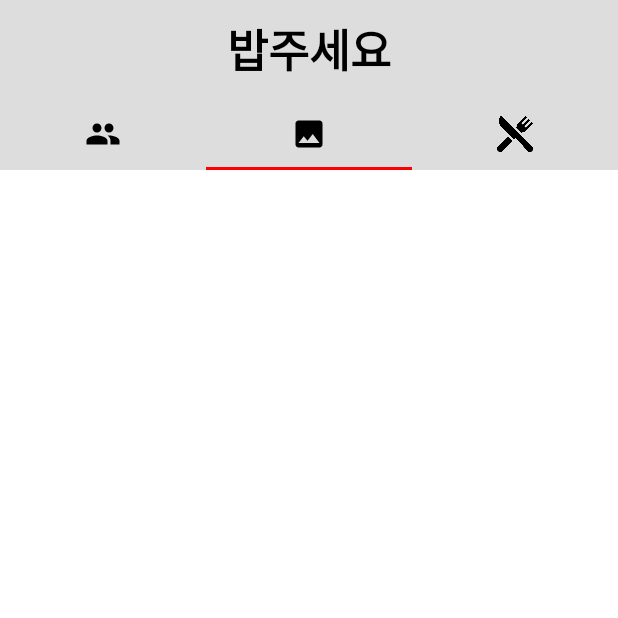
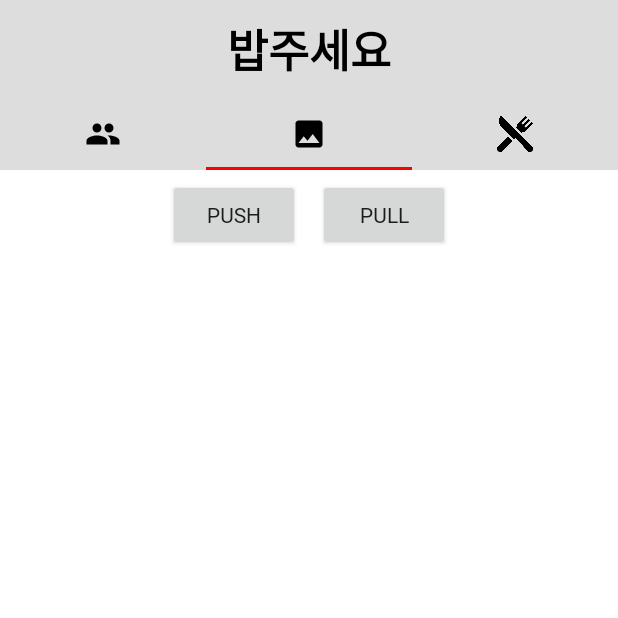
Before and after one commit to drumpt/MadCamp_Week1, an Android app: the screen it shows after launch (MainActivity), tab 2 chosen, on a phone screen of 412 x 824 dp, the top half of it. Run offline under Robolectric (Android 15) with nearby library versions, the phone set to English and light mode, and no system bars; pictures from the network do not load; 1 statement that could not run was skipped.

Commit message:
Complete Tab2 Func
Add

```diff
--- a/app/src/main/java/com/example/recyclerview/MainActivity.java
+++ b/app/src/main/java/com/example/recyclerview/MainActivity.java
@@ -11,6 +11,7 @@ import android.os.Bundle;
 import android.util.Log;
 import android.view.Menu;
 import android.view.MenuItem;
+import android.widget.Button;
 
 import androidx.annotation.Nullable;
 import androidx.appcompat.app.ActionBar;
@@ -61,9 +62,9 @@ public class MainActivity extends AppCompatActivity {
         tabLayout.addOnTabSelectedListener(new TabLayout.OnTabSelectedListener() {
             @Override
             public void onTabSelected(TabLayout.Tab tab) {
-                int pos = tab.getPosition();
-                checkView(pos);
-                changeView(pos);
+                //int pos = tab.getPosition();
+                //checkView(pos);
+                //changeView(pos);
             }
 
             @Override
@@ -89,15 +90,15 @@ public class MainActivity extends AppCompatActivity {
                 break;
             case 1:
                 viewPager.setCurrentItem(1);
-                checkView(index);
+                //checkView(index);
                 break;
             case 2:
                 viewPager.setCurrentItem(2);
                 break;
         }
     }
-    private boolean flag = false; // 아직 선택되지 않은 초기상태이면
-    private void  checkView(int index) {
+    //private boolean flag = false; // 아직 선택되지 않은 초기상태이면
+    /*private void  checkView(int index) {
         if (index == 1) {
             if (flag == false) {
                 showSelect(); // 이미지 선택하는 액티비티 띄우기
@@ -105,6 +106,7 @@ public class MainActivity extends AppCompatActivity {
             }
         }
     }
+    */
 
         @Override
     public boolean onCreateOptionsMenu(Menu menu) {
@@ -126,104 +128,16 @@ public class MainActivity extends AppCompatActivity {
         }
         return super.onOptionsItemSelected(item);
     }
-        public void showSelect(){
-            if (ActivityCompat.checkSelfPermission(MainActivity.this, Manifest.permission.READ_EXTERNAL_STORAGE)
-                    != PackageManager.PERMISSION_GRANTED) {
-                ActivityCompat.requestPermissions(MainActivity.this, new String[]{Manifest.permission.READ_EXTERNAL_STORAGE}, 100);
-                return;
-            }
-            Intent intent = new Intent(Intent.ACTION_GET_CONTENT);
-            intent.putExtra(Intent.EXTRA_ALLOW_MULTIPLE, true);
-            intent.setType("image/*");
-            startActivityForResult(intent, 1);
-        }
-
-        @Override
-        protected void onActivityResult(int requestCode, int resultCode, @Nullable Intent data) {
-            super.onActivityResult(requestCode, resultCode, data);
-            if (requestCode == 1 && resultCode == RESULT_OK) {
-//            lstImg.add((ImageView)findViewById(R.id.img1));
-//            lstImg.add((ImageView)findViewById(R.id.img2));
-//            lstImg.add((ImageView)findViewById(R.id.img3));
-//            lstImg.add((ImageView)findViewById(R.id.img4));
-//            lstImg.add((ImageView)findViewById(R.id.img5));
-//            lstImg.add((ImageView)findViewById(R.id.img6));
-//            lstImg.add((ImageView)findViewById(R.id.img7));
-//            lstImg.add((ImageView)findViewById(R.id.img8));
-//            lstImg.add((ImageView)findViewById(R.id.img9));
-//            lstImg.add((ImageView)findViewById(R.id.img10));
-//            lstImg.add((ImageView)findViewById(R.id.img11));
-//            lstImg.add((ImageView)findViewById(R.id.img12));
-                ClipData clipData = data.getClipData();
-                if (clipData != null) { // 이미지가 여러장 선택되었을 경우
-                    for (int i = 0; i < clipData.getItemCount(); i++) {
-                        Uri imageUri = clipData.getItemAt(i).getUri();
-                        uris.add(imageUri);
-                        try {
-                            InputStream is = getContentResolver().openInputStream(imageUri);
-                            Bitmap bitmap = BitmapFactory.decodeStream(is);
-                            bitmaps.add(bitmap);
-                        } catch (FileNotFoundException e) {
-                            e.printStackTrace();
-                        }
-                    }
-                } else { // 이미지가 한 장만 선택되었을 경우
-                    Uri imageUri = data.getData();
-                    uris.add(imageUri);
-                    try {
-                        InputStream is = getContentResolver().openInputStream(imageUri);
-                        Bitmap bitmap = BitmapFactory.decodeStream(is);
-                        bitmaps.add(bitmap);
-
-                    } catch (FileNotFoundException e) {
-                        e.printStackTrace();
-                    }
-                }
-         /*   new Thread(new Runnable() {
-                @Override
-                public void run() {
-                    for (final Bitmap b : bitmaps) {
-                        runOnUiThread(new Runnable() {
-                            @Override
-                            public void run() {
-                                imageView.setImageBitmap(b);
-                            }
-                        });
-                        try {
-                            Thread.sleep(2000);
-                        } catch (InterruptedException e) {
-                            e.printStackTrace();
-                        }
-                    }
-                }
-            }).start();
-          */
-          /*  GridLayout layout = (GridLayout) findViewById(R.id.parent_layout);
-            LayoutParams layoutParams = new LayoutParams(GridLayout.spec(150),GridLayout.spec(150));
-            for (int i = 0; i < bitmaps.size(); i++) {
-                ImageView iv = new ImageView(this);// 새로 추가할 imageView 생성
-                iv.setImageBitmap(bitmaps.get(i)); // imageView에 내용 추
-                iv.setLayoutParams(layoutParams);  // imageView layout 설정
-                lstImg.add(iv);
-                layout.addView(iv); // 기존 linearLayout에 imageView 추가
-            }
-            */
-
-            }
-
-            Log.d("@@@@@TAG@@@@","MainActivity1 called");
-            bundle = new Bundle();
-           tmpList = new ArrayList<String>();
-           for(Uri uri:uris) {
-              tmpList.add(uri.toString());
-          }
-            bundle.putStringArrayList("result_images",tmpList);
-            fragmentGallery.setArguments(bundle);
-            adapter.notifyDataSetChanged();
-            tabLayout.getTabAt(0).setIcon(R.drawable.address_book);
-            tabLayout.getTabAt(1).setIcon(R.drawable.gallery);
-            tabLayout.getTabAt(2).setIcon(R.drawable.restaurant_tab);
-//            myPhotoAdapter = new RecyclerViewAdapterImg(this);
-        }
+//        public void showSelect(){
+//            if (ActivityCompat.checkSelfPermission(MainActivity.this, Manifest.permission.READ_EXTERNAL_STORAGE)
+//                    != PackageManager.PERMISSION_GRANTED) {
+//                ActivityCompat.requestPermissions(MainActivity.this, new String[]{Manifest.permission.READ_EXTERNAL_STORAGE}, 100);
+//                return;
+//            }
+//            Intent intent = new Intent(Intent.ACTION_GET_CONTENT);
+//            intent.putExtra(Intent.EXTRA_ALLOW_MULTIPLE, true);
+//            intent.setType("image/*");
+//            startActivityForResult(intent, 1);
+//        }
 //            fragmentGallery.setAr(uris);
 }
--- a/app/src/main/res/layout/gallery_fragment.xml
+++ b/app/src/main/res/layout/gallery_fragment.xml
@@ -6,6 +6,26 @@
     android:id="@+id/gallery_parent"
     android:background="#FFFFFF">
 
+    <LinearLayout
+        android:layout_width="match_parent"
+        android:layout_height="wrap_content"
+        android:orientation="horizontal"
+        android:gravity="center">
+        <Button
+            android:id="@+id/push_btn"
+            android:layout_width="wrap_content"
+            android:layout_height="wrap_content"
+            android:layout_centerInParent="true"
+            android:layout_margin="6dp"
+            android:text="PUSH"/>
+        <Button
+            android:id="@+id/pull_btn"
+            android:layout_width="wrap_content"
+            android:layout_height="wrap_content"
+            android:layout_centerInParent="true"
+            android:layout_margin="6dp"
+            android:text="PULL"/>
+    </LinearLayout>
     <androidx.recyclerview.widget.RecyclerView
         android:layout_width="match_parent"
         android:layout_height="match_parent"
```
Also changed, not shown: app/src/main/java/com/example/recyclerview/FragmentGallery.java (+97 -14 lines).
